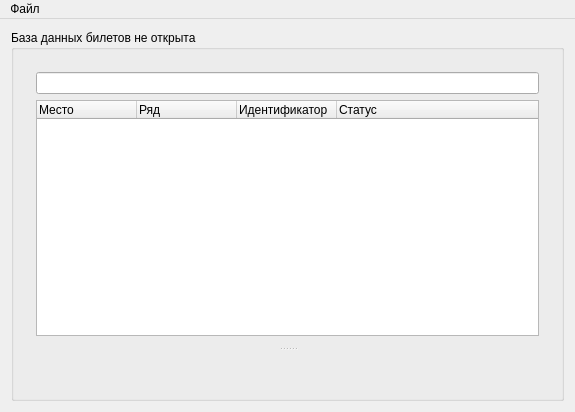
Demonist/TCS, file Control/ControlManager/controlmanagermainwindow.ui: the form before one commit.
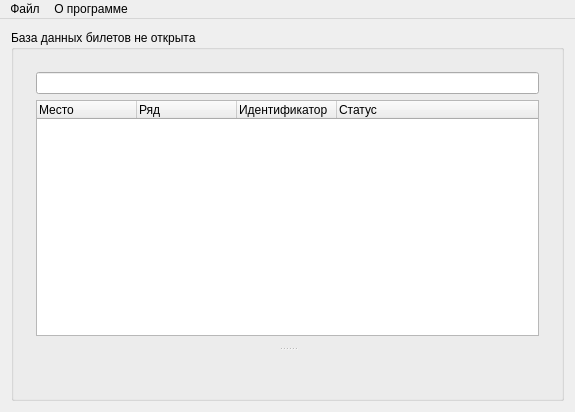
The form after the commit. Icons and pictures are not drawn. Custom widgets are drawn as their Qt base class.

Commit message:
"О программе". Изменена версия на 0.8.
Изменен диалог "О программе".
Добавлено отображение диалога "О программе" в админке, клиенте и
контроле.

Diff of the .ui file:
```diff
--- a/Control/ControlManager/controlmanagermainwindow.ui
+++ b/Control/ControlManager/controlmanagermainwindow.ui
@@ -137,7 +137,14 @@
     <addaction name="aLogFileWrite"/>
     <addaction name="aExit"/>
    </widget>
+   <widget class="QMenu" name="menu_2">
+    <property name="title">
+     <string>О программе</string>
+    </property>
+    <addaction name="aAbout"/>
+   </widget>
    <addaction name="menu"/>
+   <addaction name="menu_2"/>
   </widget>
   <action name="aOpenNewDB">
    <property name="text">
```
Left out of the diff: 19 changed lines with no effect on the pictures. The commit also changes 16 other files.
